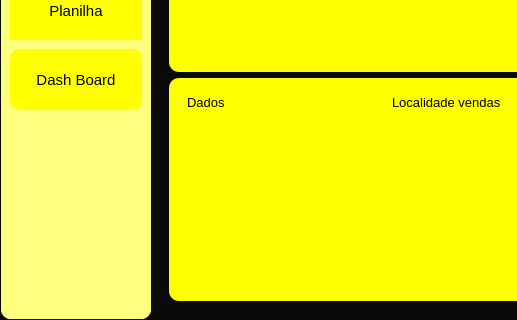
Above: v2.ui from Ton-Chyod-s/Estudo-sql-python before the change; both pictures show x 0 to 517 and y 272 to 592 of the 810 by 592 pixel window. Below: the same form after it.
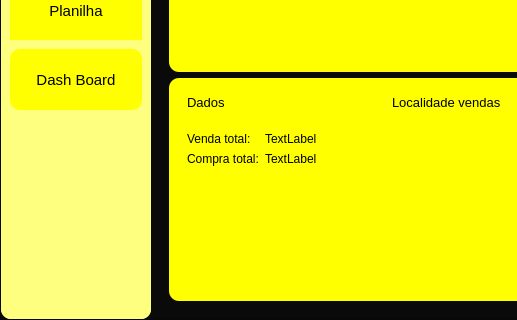
That is the form after the change. The open tabs and pages were chosen to show the change.

Patch:
```diff
--- a/v2.ui
+++ b/v2.ui
@@ -2088,6 +2088,36 @@
                    <property name="frameShadow">
                     <enum>QFrame::Raised</enum>
                    </property>
+                   <layout class="QFormLayout" name="formLayout">
+                    <item row="0" column="0">
+                     <widget class="QLabel" name="label_11">
+                      <property name="text">
+                       <string>Venda total:</string>
+                      </property>
+                     </widget>
+                    </item>
+                    <item row="0" column="1">
+                     <widget class="QLabel" name="venda_label">
+                      <property name="text">
+                       <string>TextLabel</string>
+                      </property>
+                     </widget>
+                    </item>
+                    <item row="1" column="0">
+                     <widget class="QLabel" name="label_12">
+                      <property name="text">
+                       <string>Compra total:</string>
+                      </property>
+                     </widget>
+                    </item>
+                    <item row="1" column="1">
+                     <widget class="QLabel" name="compra_label">
+                      <property name="text">
+                       <string>TextLabel</string>
+                      </property>
+                     </widget>
+                    </item>
+                   </layout>
                   </widget>
                  </item>
                  <item row="1" column="1" colspan="2">
```
Left out of the diff: 2 changed lines with no effect on the pictures.
